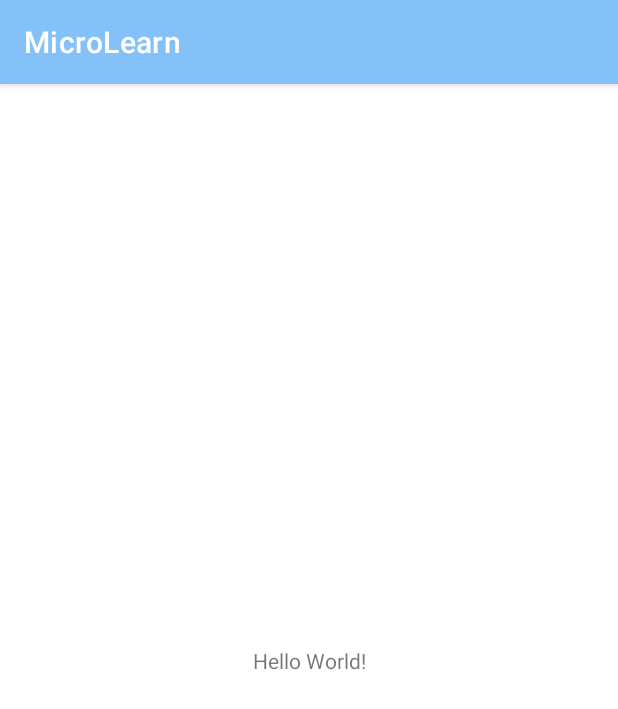
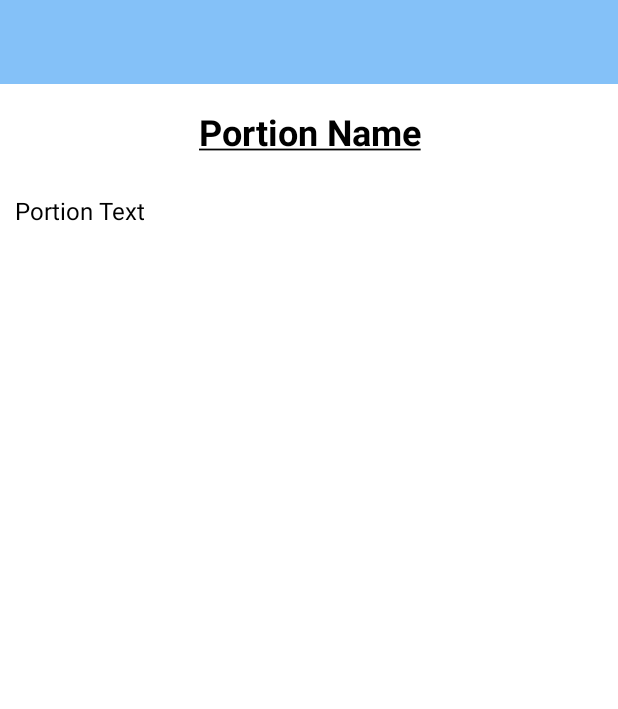
Before and after one commit to KaterynaMiasnikova/MicroLearn, an Android app: the screen it shows after launch (MainActivity before the commit, PortionActivity after it), on a phone screen of 412 x 824 dp. Shown: the top 709 px of the screen. Run offline under Robolectric (Android 15) with nearby library versions, the phone set to English and light mode, and no system bars; our stand-ins replace Timber; 3 statements that could not run were skipped.

Commit message:
v0.1 - portion

```diff
--- a/app/build.gradle
+++ b/app/build.gradle
@@ -23,6 +23,11 @@ android {
             proguardFiles getDefaultProguardFile('proguard-android-optimize.txt'), 'proguard-rules.pro'
         }
     }
+
+    buildFeatures {
+        viewBinding true
+    }
+
     compileOptions {
         sourceCompatibility JavaVersion.VERSION_1_8
         targetCompatibility JavaVersion.VERSION_1_8
@@ -33,7 +38,6 @@ android {
 }
 
 dependencies {
-
     implementation 'androidx.core:core-ktx:1.9.0'
     implementation 'androidx.appcompat:appcompat:1.5.1'
     implementation 'com.google.android.material:material:1.7.0'
--- a/app/src/main/AndroidManifest.xml
+++ b/app/src/main/AndroidManifest.xml
@@ -13,7 +13,7 @@
         android:theme="@style/Theme.MicroLearn"
         tools:targetApi="31">
         <activity
-            android:name=".MainActivity"
+            android:name=".activities.PortionActivity"
             android:exported="true">
             <intent-filter>
                 <action android:name="android.intent.action.MAIN" />
--- a/app/src/main/java/kd/microlearn/MainActivity.kt
+++ /dev/null
@@ -1,11 +0,0 @@
-package kd.microlearn
-
-import androidx.appcompat.app.AppCompatActivity
-import android.os.Bundle
-
-class MainActivity : AppCompatActivity() {
-    override fun onCreate(savedInstanceState: Bundle?) {
-        super.onCreate(savedInstanceState)
-        setContentView(R.layout.activity_main)
-    }
-}
--- /dev/null
+++ b/app/src/main/java/kd/microlearn/activities/PortionActivity.kt
@@ -0,0 +1,25 @@
+package kd.microlearn.activities
+
+import androidx.appcompat.app.AppCompatActivity
+import android.os.Bundle
+import kd.microlearn.R
+import kd.microlearn.databinding.ActivityPortionBinding
+import kd.microlearn.models.PortionModel
+import timber.log.Timber
+import timber.log.Timber.i
+
+class PortionActivity : AppCompatActivity() {
+    private lateinit var binding: ActivityPortionBinding
+    var portion = PortionModel()
+
+
+    override fun onCreate(savedInstanceState: Bundle?) {
+        super.onCreate(savedInstanceState)
+        setContentView(R.layout.activity_portion)
+        Timber.plant(Timber.DebugTree())
+        i("Portion Activity started..")
+
+        binding = ActivityPortionBinding.inflate(layoutInflater)
+        setContentView(binding.root)
+    }
+}
--- /dev/null
+++ b/app/src/main/java/kd/microlearn/models/PortionModel.kt
@@ -0,0 +1,3 @@
+package kd.microlearn.models
+
+data class PortionModel(var p_title: String = "", var p_text: String = "")
--- a/app/src/main/res/layout/activity_main.xml
+++ /dev/null
@@ -1,18 +0,0 @@
-<?xml version="1.0" encoding="utf-8"?>
-<androidx.constraintlayout.widget.ConstraintLayout xmlns:android="http://schemas.android.com/apk/res/android"
-    xmlns:app="http://schemas.android.com/apk/res-auto"
-    xmlns:tools="http://schemas.android.com/tools"
-    android:layout_width="match_parent"
-    android:layout_height="match_parent"
-    tools:context=".MainActivity">
-
-    <TextView
-        android:layout_width="wrap_content"
-        android:layout_height="wrap_content"
-        android:text="Hello World!"
-        app:layout_constraintBottom_toBottomOf="parent"
-        app:layout_constraintEnd_toEndOf="parent"
-        app:layout_constraintStart_toStartOf="parent"
-        app:layout_constraintTop_toTopOf="parent" />
-
-</androidx.constraintlayout.widget.ConstraintLayout>
--- /dev/null
+++ b/app/src/main/res/layout/activity_portion.xml
@@ -0,0 +1,71 @@
+<?xml version="1.0" encoding="utf-8"?>
+<androidx.constraintlayout.widget.ConstraintLayout xmlns:android="http://schemas.android.com/apk/res/android"
+    xmlns:app="http://schemas.android.com/apk/res-auto"
+    xmlns:tools="http://schemas.android.com/tools"
+    android:layout_width="match_parent"
+    android:layout_height="match_parent"
+    tools:context=".activities.PortionActivity">
+
+    <RelativeLayout
+        android:layout_width="match_parent"
+        android:layout_height="wrap_content"
+        app:layout_constraintBottom_toBottomOf="parent"
+        app:layout_constraintTop_toTopOf="parent">
+
+        <com.google.android.material.appbar.AppBarLayout
+            android:id="@+id/appBarLayout"
+            android:layout_width="match_parent"
+            android:layout_height="wrap_content"
+            android:background="@color/main_blue"
+            android:fitsSystemWindows="true"
+            app:elevation="0dip"
+            app:theme="@style/ThemeOverlay.AppCompat.Dark.ActionBar">
+
+            <androidx.appcompat.widget.Toolbar
+                android:id="@+id/toolbarAdd"
+                android:layout_width="match_parent"
+                android:layout_height="wrap_content"
+                app:titleTextColor="@color/black" />
+        </com.google.android.material.appbar.AppBarLayout>
+
+        <ScrollView
+            android:layout_width="match_parent"
+            android:layout_height="match_parent"
+            android:layout_below="@id/appBarLayout"
+            android:fillViewport="true">
+
+            <LinearLayout
+                android:layout_width="match_parent"
+                android:layout_height="wrap_content"
+                android:orientation="vertical">
+
+                <TextView
+                    android:id="@+id/portionName"
+                    android:layout_width="match_parent"
+                    android:layout_height="wrap_content"
+                    android:layout_margin="15dp"
+                    android:text="@string/portionName"
+                    android:textAlignment="center"
+                    android:textColor="@color/black"
+                    android:textSize="24sp"
+                    android:textStyle="bold" />
+
+                <TextView
+                    android:id="@+id/portionText"
+                    android:layout_width="match_parent"
+                    android:layout_height="wrap_content"
+                    android:layout_margin="10dp"
+                    android:text="@string/portionText"
+                    android:textColor="@color/black"
+                    android:textIsSelectable="true"
+                    android:textSize="16sp"
+                    android:typeface="sans"
+                    tools:ignore="TouchTargetSizeCheck" />
+
+            </LinearLayout>
+
+        </ScrollView>
+
+    </RelativeLayout>
+
+</androidx.constraintlayout.widget.ConstraintLayout>
--- a/app/src/main/res/values/strings.xml
+++ b/app/src/main/res/values/strings.xml
@@ -1,3 +1,14 @@
 <resources>
     <string name="app_name">MicroLearn</string>
+    <string name="portions">Daily portions</string>
+    <string name="portion">Portion</string>
+    <string name="portionName"><u>Portion Name</u></string>
+    <string name="portionText">Portion Text</string>
+    <string name="new_theme">New Theme</string>
+    <string name="theme_area">Area</string>
+    <string name="theme_name">Provided topic</string>
+    <string name="theme_own">Your topic</string>
+    <string name="theme_choose_label">Choose the topic or write the another one that you are interested in and we will see if we can provide it.</string>
+    <string name="theme_time">Time of receiving a daily article</string>
+    <string name="account">Account</string>
 </resources>
--- a/app/src/main/res/values/themes.xml
+++ b/app/src/main/res/values/themes.xml
@@ -1,6 +1,6 @@
 <resources xmlns:tools="http://schemas.android.com/tools">
     <!-- Base application theme. -->
-    <style name="Theme.MicroLearn" parent="Theme.MaterialComponents.DayNight.DarkActionBar">
+    <style name="Theme.MicroLearn" parent="Theme.MaterialComponents.DayNight.NoActionBar">
         <!-- Primary brand color. -->
         <item name="colorPrimary">@color/main_blue</item>
         <item name="colorPrimaryVariant">@color/main_blue</item>
```
Also changed, not shown: 2 other files.
